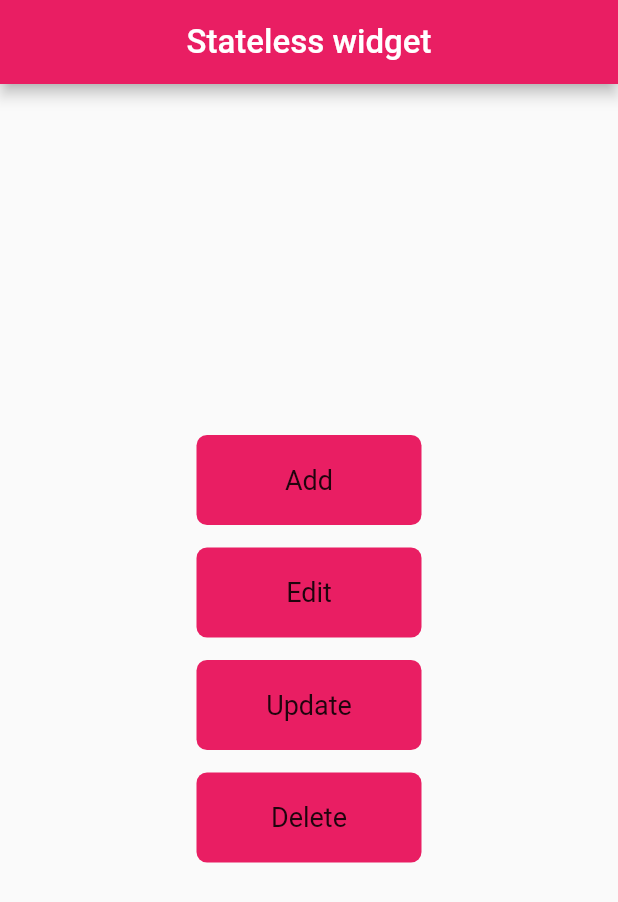
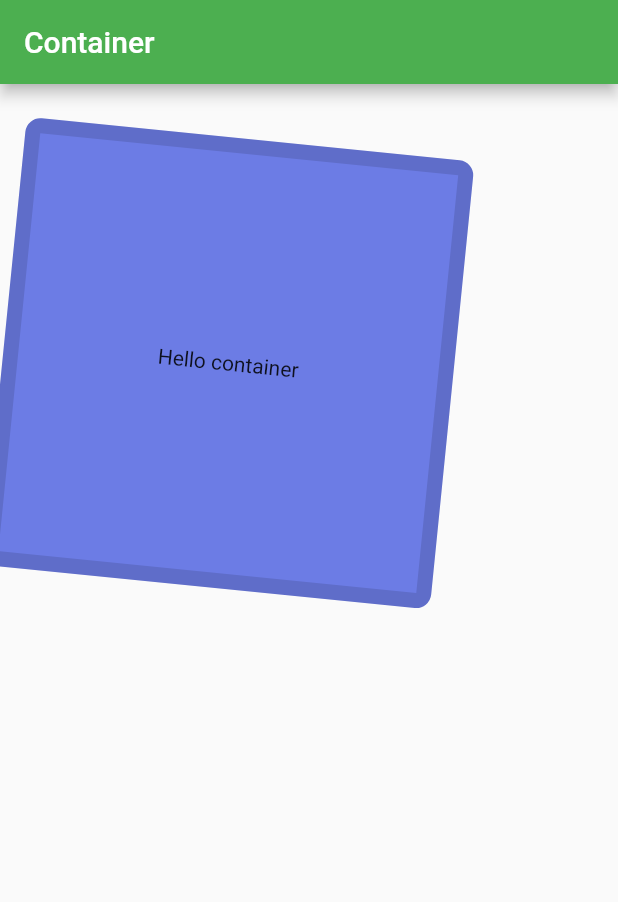
Before and after one commit to rafisgithub/flutter, a Flutter app: the screen it shows after launch, on a phone screen of 412 x 824 dp. Shown: the top 902 px of the screen. Run offline on Flutter 3.47's test engine with Material 2 defaults, Android fonts, the phone set to English and light mode, and no system bars.

Commit message:
container widget

```diff
--- a/lib/main.dart
+++ b/lib/main.dart
@@ -1,35 +1,60 @@
-import 'dart:io';
+import 'package:flutter/material.dart';
 
-import 'package:flutter/foundation.dart';
-import 'package:flutter/material.dart';
-import 'pages/stateless_widget.dart';
-import 'pages/statefull_widget.dart';
 void main(){
-  FlutterError.onError = (details){
-    FlutterError.presentError(details);
-    if(kReleaseMode) exit(1);
-  };
   runApp(MyApp());
 }
 
 class MyApp extends StatelessWidget {
   const MyApp({super.key});
+
   @override
   Widget build(BuildContext context) {
-
     return MaterialApp(
-      debugShowCheckedModeBanner: false,
-      title: 'Stateless Widget',
+      title: 'Container',
       theme: ThemeData(
-        primarySwatch: Colors.pink,
+        primarySwatch: Colors.green,
       ),
-      // home: const MyHomePage2(),
-      routes: {
-        "/" : (context) => MyHomePage(),
-        "/page2":(context) => MyHomePage2(),
-
-      },
-
+      home: MyHomePage(),
+      // routes: ,
     );
   }
 }
+
+class MyHomePage extends StatelessWidget {
+  const MyHomePage({super.key});
+
+  @override
+  Widget build(BuildContext context) {
+    return Scaffold(
+      appBar: AppBar(
+        title: Text('Container'),
+      ),
+      body: HomePageContent(),
+    );
+  }
+}
+
+class HomePageContent extends StatelessWidget {
+  const HomePageContent({super.key});
+
+  @override
+  Widget build(BuildContext context) {
+    return Container(
+      height: 300,
+      width: 300,
+
+      child: Center(child: Text('Hello container')),
+      padding: EdgeInsets.all(20),
+      margin: EdgeInsets.all(20),
+     decoration: BoxDecoration(
+      color: Color.fromARGB(151, 10, 37, 214),
+      borderRadius: BorderRadius.circular(10),
+      border: Border.all(
+        color: Colors.black12,
+        width: 10,
+      )
+     ),
+     transform: Matrix4.rotationZ(0.1),
+    );
+  }
+}
--- a/lib/pages/stateless_widget.dart
+++ /dev/null
@@ -1,54 +0,0 @@
-import 'package:flutter/material.dart';
-class MyHomePage extends StatelessWidget {
-  const MyHomePage({super.key});
-  @override
-  Widget build(BuildContext context) {
-    return Scaffold(
-      appBar: AppBar(
-        title: Center(child: Text('Stateless widget',style: TextStyle(fontSize: 22),))),
-        body: Container(
-          child: Center(
-            child: Column(
-              mainAxisAlignment: MainAxisAlignment.center,
-              children: [
-              Custombutton('Add'),
-              SizedBox(height: 15,),
-              Custombutton('Edit'),
-              SizedBox(height: 15,),
-              Custombutton('Update'),
-              SizedBox(height: 15,),
-              Custombutton('Delete'),
-              SizedBox(height: 15,),
-
-            ]),
-          ),
-        ),
-    );
-  }
-}
-
-class Custombutton extends StatelessWidget {
-  // const Custombutton({super.key});
-  final String title;
-  Custombutton(this.title);
-
-  @override
-  Widget build(BuildContext context) {
-    return InkWell(
-      onTap: (){
-        print(title);
-        Navigator.pushNamed(context, '/page2');
-      },
-      child: Container(
-        height: 60,
-        width: 150,
-        decoration: BoxDecoration(
-          color: Colors.pink,
-          borderRadius: BorderRadius.circular(7),
-        ),
-       child: Center(child: Text(title,style: TextStyle(fontSize: 18),)),
-      ),
-    );
-
-  }
-}
```
Also changed, not shown: lib/pages/statefull_widget.dart (deleted, +0 -79 lines).
